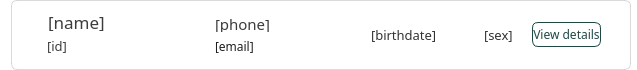
karlito20/AdoraFlowProject, file ui/item_patients.ui: the form before one commit.
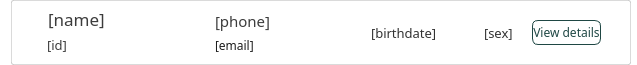
The form after the commit.

Patch:
```diff
--- a/ui/item_patients.ui
+++ b/ui/item_patients.ui
@@ -7,7 +7,7 @@
     <x>0</x>
     <y>0</y>
     <width>601</width>
-    <height>70</height>
+    <height>65</height>
    </rect>
   </property>
   <property name="maximumSize">
@@ -503,13 +503,13 @@
      <property name="maximumSize">
       <size>
        <width>16777215</width>
-       <height>70</height>
+       <height>65</height>
       </size>
      </property>
      <property name="styleSheet">
       <string notr="true">#records_list_container {
 	border: 1px solid rgba(150, 150, 150, 90);
-	border-radius: 6px;
+	border-radius: 2px;
 	background: white;
 
 }
@@ -523,13 +523,13 @@
      </property>
      <layout class="QHBoxLayout" name="horizontalLayout">
       <property name="topMargin">
-       <number>6</number>
+       <number>2</number>
       </property>
       <property name="rightMargin">
        <number>30</number>
       </property>
       <property name="bottomMargin">
-       <number>6</number>
+       <number>2</number>
       </property>
       <item alignment="Qt::AlignmentFlag::AlignLeft">
        <widget class="QWidget" name="info_1_container" native="true">
```
